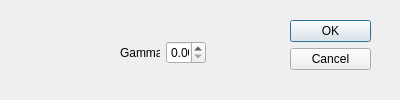
This is UI Files/gamma.ui in muhammadalics/Image-Editor-and-Manager as Qt 5 draws it before an edit. The edited form follows.
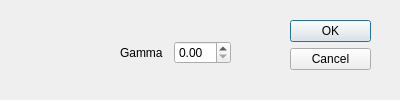
This is the edited form.

Patch:
```diff
--- a/UI Files/gamma.ui
+++ b/UI Files/gamma.ui
@@ -47,12 +47,12 @@
     <set>QDialogButtonBox::Cancel|QDialogButtonBox::Ok</set>
    </property>
   </widget>
-  <widget class="QWidget" name="">
+  <widget class="QWidget" name="layoutWidget">
    <property name="geometry">
     <rect>
      <x>120</x>
      <y>40</y>
-     <width>86</width>
+     <width>111</width>
      <height>25</height>
     </rect>
    </property>
```
Left out of the diff: 6 changed lines with no effect on the pictures.
